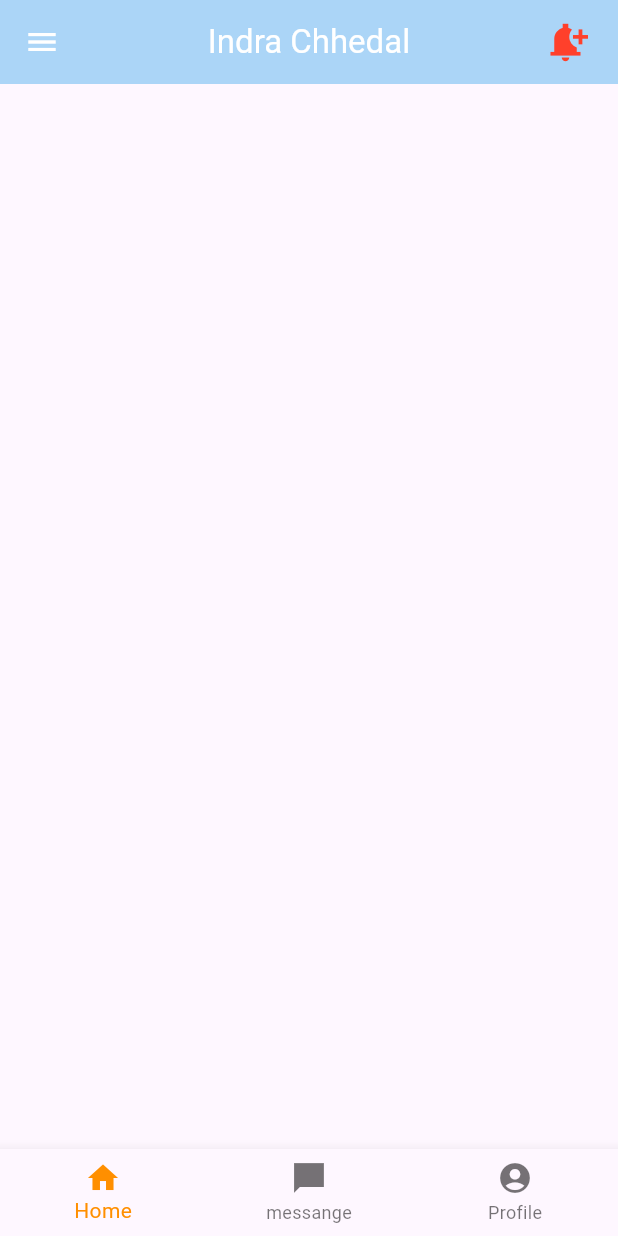
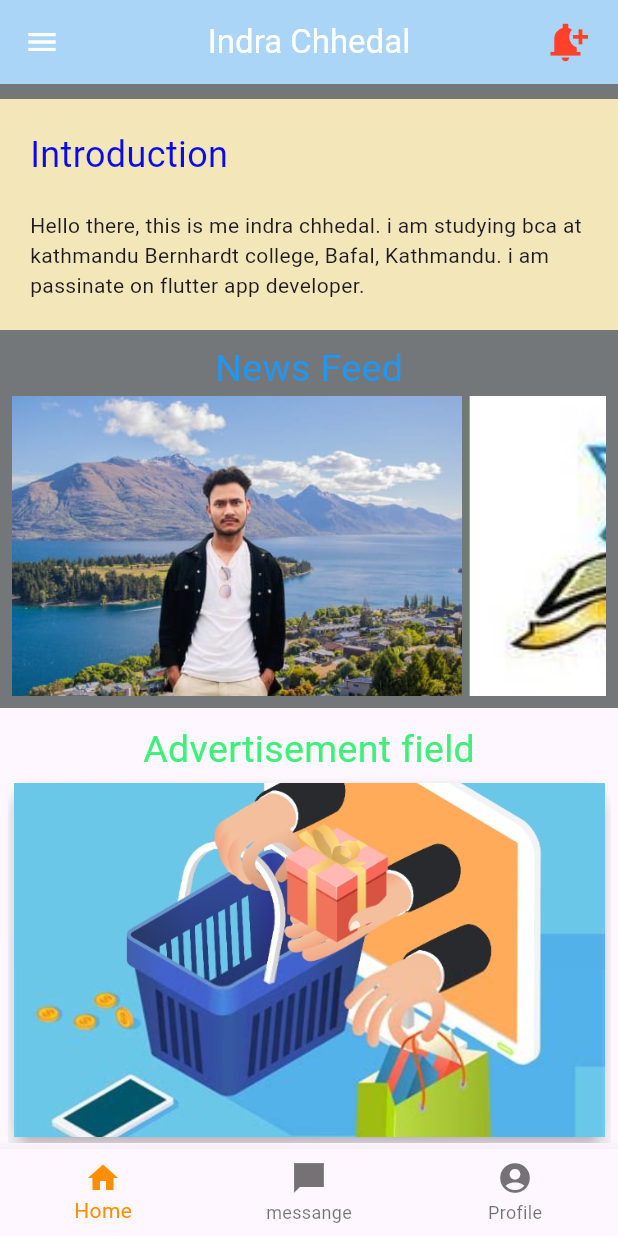
Before and after one commit to indra-chhedal/flutter_indra, a Flutter app: the IndraChhedal screen opened directly, on a phone screen of 412 x 824 dp. Run offline on Flutter 3.47's test engine with Material 3 defaults, Android fonts, the light colour scheme and no system bars; network calls fail.

Commit message:
third commit

```diff
--- a/flutter_indra/lib/home_screen.dart
+++ b/flutter_indra/lib/home_screen.dart
@@ -1,8 +1,13 @@
 import 'package:flutter/material.dart';
 
-class HomeScreen extends StatelessWidget {
+class HomeScreen extends StatefulWidget {
   const HomeScreen({super.key});
 
+  @override
+  State<HomeScreen> createState() => _HomeScreenState();
+}
+
+class _HomeScreenState extends State<HomeScreen> {
   @override
   Widget build(BuildContext context) {
     return Scaffold(
@@ -58,6 +63,28 @@ class HomeScreen extends StatelessWidget {
                 description:
                     "Lorem ipsum is a dummy or placeholder text commonly used in graphic design, publishing, and web development to fill empty spaces in a layout that does not ...",
               ),
+
+              SizedBox(
+                height: 200,
+                child: Expanded(
+                  child: PageView.builder(
+                    itemBuilder: (context, index) {
+                      return Card(
+                        elevation: 5.0,
+                        color: const Color.fromARGB(255, 234, 232, 225),
+                        child: Container(
+                          decoration: BoxDecoration(
+                            image: DecorationImage(
+                              image: AssetImage("images/hello.jpg"),
+                              fit: BoxFit.cover,
+                            ),
+                          ),
+                        ),
+                      );
+                    },
+                  ),
+                ),
+              ),
             ],
           ),
         ),
--- /dev/null
+++ b/flutter_indra/lib/image_screen.dart
@@ -0,0 +1,44 @@
+import 'package:flutter/material.dart';
+
+class ImageScreen extends StatelessWidget {
+  const ImageScreen({super.key});
+
+  @override
+  Widget build(BuildContext context) {
+    return Scaffold(
+      appBar: AppBar(
+        centerTitle: true,
+        title: Text("Photos"),
+        leading: ClipOval(
+          child: Image.asset(
+            "images/download.jpg",
+            height: 100,
+            width: 100,
+            fit: BoxFit.cover,
+          ),
+        ),
+      ),
+      body: SingleChildScrollView(
+        child: Column(
+          children: [
+            //we can use coloredBox to debug image size.
+            Image.network(
+              "https://picsum.photos/200",
+              width: 400,
+              height: 300,
+              fit: BoxFit.cover,
+            ),
+            ClipOval(
+              child: Image.asset(
+                "images/hello.jpg",
+                height: 100,
+                width: 100,
+                fit: BoxFit.cover,
+              ),
+            ),
+          ],
+        ),
+      ),
+    );
+  }
+}
--- a/flutter_indra/lib/indra_chhedal.dart
+++ b/flutter_indra/lib/indra_chhedal.dart
@@ -1,4 +1,5 @@
 import 'package:flutter/material.dart';
+import 'package:flutter_indra/page_view.dart';
 
 class IndraChhedal extends StatelessWidget {
   const IndraChhedal({super.key});
@@ -6,7 +7,10 @@ class IndraChhedal extends StatelessWidget {
   @override
   Widget build(BuildContext context) {
     return Scaffold(
+      backgroundColor: const Color.fromARGB(255, 116, 119, 121),
       drawer: Drawer(
+        child: SingleChildScrollView(
+          scrollDirection: Axis.vertical,
           child: Padding(
             padding: const EdgeInsets.fromLTRB(8, 50, 8, 8),
             child: Column(
@@ -17,12 +21,9 @@ class IndraChhedal extends StatelessWidget {
                   decoration: BoxDecoration(
                     color: const Color.fromARGB(255, 118, 170, 184),
                   ),
-                currentAccountPicture: Container(
-                  width: 40,
-                  decoration: BoxDecoration(
-                    color: Colors.white,
-                    borderRadius: BorderRadius.circular(40),
-                  ),
+
+                  currentAccountPicture: ClipOval(
+                    child: Image.asset("images/pic.jpg"),
                   ),
                   accountName: Text("Indra Chhedal"),
                   accountEmail: Text("chhedalindra055@gmail.com"),
@@ -33,68 +34,11 @@ class IndraChhedal extends StatelessWidget {
                   label: "Video Content",
                 ),
                 DrawDemo(demoIcon: Icons.facebook_sharp, label: "Facebook"),
-              DrawDemo(demoIcon: Icons.calendar_month_sharp, label: "Calendar"),
+                DrawDemo(
+                  demoIcon: Icons.calendar_month_sharp,
+                  label: "Calendar",
+                ),
                 DrawDemo(demoIcon: Icons.newspaper_sharp, label: "News Paper"),
-
-              // Container(
-              //   padding: EdgeInsets.all(20),
-              //   height: 80,
-              //   width: double.infinity,
-              //   decoration: BoxDecoration(
-              //     border: Border.all(color: Colors.brown),
-              //   ),
-              //   child: Row(
-              //     spacing: 20,
-              //     children: [
-              //       Icon(Icons.video_library_sharp),
-
-              //       Text(
-              //         "video Content",
-              //         style: TextStyle(color: Colors.blue, fontSize: 24),
-              //       ),
-              //     ],
-              //   ),
-              // ),
-
-              // Container(
-              //   padding: EdgeInsets.all(20),
-              //   height: 80,
-              //   width: double.infinity,
-              //   decoration: BoxDecoration(
-              //     border: Border.all(color: Colors.brown),
-              //   ),
-              //   child: Row(
-              //     spacing: 20,
-              //     children: [
-              //       Icon(Icons.facebook_sharp),
-
-              //       Text(
-              //         "Facebook",
-              //         style: TextStyle(color: Colors.blue, fontSize: 24),
-              //       ),
-              //     ],
-              //   ),
-              // ),
-
-              // Container(
-              //   padding: EdgeInsets.all(20),
-              //   height: 80,
-              //   width: double.infinity,
-              //   decoration: BoxDecoration(
-              //     border: Border.all(color: Colors.brown),
-              //   ),
-              //   child: Row(
-              //     spacing: 20,
-              //     children: [
-              //       Icon(Icons.calendar_month_sharp),
-
-              //       Text(
-              //         "Calendar",
-              //         style: TextStyle(color: Colors.blue, fontSize: 24),
-              //       ),
-              //     ],
-              //   ),
-              // ),
 
                 // Container(
                 //   padding: EdgeInsets.all(20),
@@ -121,6 +65,7 @@ class IndraChhedal extends StatelessWidget {
                   height: 80,
                   width: double.infinity,
                   decoration: BoxDecoration(
+                    borderRadius: BorderRadius.circular(4),
                     border: Border.all(color: Colors.brown),
                   ),
                   child: Row(
@@ -134,7 +79,81 @@ class IndraChhedal extends StatelessWidget {
                     ],
                   ),
                 ),
+                SizedBox(height: 10),
+
+                Container(
+                  padding: EdgeInsets.only(left: 30, top: 10, bottom: 10),
+                  height: 50,
+                  width: double.infinity,
+                  decoration: BoxDecoration(
+                    border: Border.all(
+                      width: 1,
+                      color: const Color.fromARGB(255, 122, 120, 120),
+                    ),
+                  ),
+                  child: Text(
+                    "Change Language",
+                    style: TextStyle(
+                      color: const Color.fromARGB(255, 108, 107, 107),
+                    ),
+                  ),
+                ),
+                Container(
+                  padding: EdgeInsets.only(left: 10, top: 10, bottom: 10),
+                  height: 50,
+                  width: double.infinity,
+                  decoration: BoxDecoration(
+                    border: Border.all(
+                      width: 1,
+                      color: const Color.fromARGB(255, 122, 120, 120),
+                    ),
+                  ),
+                  child: Row(
+                    children: [
+                      Text(
+                        "English Language",
+                        style: TextStyle(
+                          color: const Color.fromARGB(255, 108, 107, 107),
+                        ),
+                      ),
+                      SizedBox(width: 130),
+                      Icon(
+                        Icons.keyboard_arrow_right,
+                        size: 30,
+                        color: Colors.redAccent,
+                      ),
                     ],
+                  ),
+                ),
+                Container(
+                  padding: EdgeInsets.only(left: 10, top: 10, bottom: 10),
+                  height: 50,
+                  width: double.infinity,
+                  decoration: BoxDecoration(
+                    border: Border.all(
+                      width: 1,
+                      color: const Color.fromARGB(255, 122, 120, 120),
+                    ),
+                  ),
+                  child: Row(
+                    children: [
+                      Text(
+                        "Nepali Language",
+                        style: TextStyle(
+                          color: const Color.fromARGB(255, 108, 107, 107),
+                        ),
+                      ),
+                      SizedBox(width: 130),
+                      Icon(
+                        Icons.keyboard_arrow_right,
+                        size: 30,
+                        color: Colors.redAccent,
+                      ),
+                    ],
+                  ),
+                ),
+              ],
+            ),
           ),
         ),
       ),
@@ -155,6 +174,63 @@ class IndraChhedal extends StatelessWidget {
         ],
       ),
 
+      body: SingleChildScrollView(
+        scrollDirection: Axis.vertical,
+
+        child: Column(
+          children: [
+            SizedBox(height: 10),
+            Container(
+              padding: EdgeInsets.all(20),
+              width: double.infinity,
+              color: const Color.fromARGB(255, 243, 231, 186),
+              child: Column(
+                crossAxisAlignment: CrossAxisAlignment.start,
+                mainAxisSize: MainAxisSize.min,
+                children: [
+                  Text(
+                    "Introduction",
+                    style: TextStyle(
+                      color: const Color.fromARGB(255, 11, 11, 232),
+                      fontSize: 24,
+                    ),
+                  ),
+                  SizedBox(height: 20),
+                  Text(
+                    "Hello there, this is me indra chhedal. i am studying bca at kathmandu Bernhardt college, Bafal, Kathmandu. i am passinate on flutter app developer.",
+                  ),
+                ],
+              ),
+            ),
+            Padding(
+              padding: const EdgeInsets.all(8.0),
+              child: Column(
+                children: [
+                  Text(
+                    "News Feed",
+                    style: TextStyle(color: Colors.blue, fontSize: 25),
+                  ),
+                  SingleChildScrollView(
+                    scrollDirection: Axis.horizontal,
+                    child: Row(
+                      spacing: 5,
+                      children: [
+                        PageViewExample(photo: "images/pic.jpg"),
+                        PageViewExample(photo: "images/download.jpg"),
+                        PageViewExample(photo: "images/hello.jpg"),
+                        PageViewExample(photo: "images/nepal.jpg"),
+                      ],
+                    ),
+                  ),
+                ],
+              ),
+            ),
+
+            SizedBox(height: 300, child: PageViewExampleApp()),
+          ],
+        ),
+      ),
+
       bottomNavigationBar: BottomNavigationBar(
         items: const <BottomNavigationBarItem>[
           BottomNavigationBarItem(icon: Icon(Icons.home), label: 'Home'),
@@ -167,7 +243,6 @@ class IndraChhedal extends StatelessWidget {
           BottomNavigationBarItem(
             icon: Icon(Icons.account_circle),
             label: 'Profile',
-
           ),
         ],
 
@@ -177,6 +252,7 @@ class IndraChhedal extends StatelessWidget {
   }
 }
 
+//this is a custom widget for drawer icons
 class DrawDemo extends StatelessWidget {
   final String label;
   final IconData demoIcon;
@@ -193,3 +269,21 @@ class DrawDemo extends StatelessWidget {
     );
   }
 }
+
+// this is for pageview options
+class PageViewExample extends StatelessWidget {
+  final String photo;
+
+  const PageViewExample({required this.photo, super.key});
+
+  @override
+  Widget build(BuildContext context) {
+    return Container(
+      height: 200,
+      // width: double.infinity,  we can use page view at this place.
+      width: 300,
+      color: Colors.amberAccent,
+      child: Image.asset(photo, fit: BoxFit.cover),
+    );
+  }
+}
--- a/flutter_indra/lib/main.dart
+++ b/flutter_indra/lib/main.dart
@@ -1,18 +1,18 @@
-import 'package:flutter/material.dart';
-import 'package:flutter_indra/home_screen.dart';
 
 
 
 
+import 'package:flutter/material.dart';
+
+import 'package:flutter_indra/indra_chhedal.dart';
 
 void main() {
   runApp(MaterialApp(
     title: 'first project',
 
-    home: HomeScreen(),
+    home: IndraChhedal(),
     ),
 
   );
 
-
 }
--- /dev/null
+++ b/flutter_indra/lib/page_view.dart
@@ -0,0 +1,48 @@
+import 'package:flutter/material.dart';
+
+class PageViewExampleApp extends StatefulWidget {
+  const PageViewExampleApp({super.key});
+
+  @override
+  State<PageViewExampleApp> createState() => _PageViewExampleAppState();
+}
+
+class _PageViewExampleAppState extends State<PageViewExampleApp> {
+  @override
+  Widget build(BuildContext context) {
+    return Scaffold(
+      body: Padding(
+        padding: const EdgeInsets.symmetric(horizontal: 5, vertical: 10),
+        child: Column(
+          children: [
+            Text(
+              "Advertisement field",
+              style: TextStyle(
+                color: const Color.fromARGB(255, 62, 240, 121),
+                fontSize: 25,
+              ),
+            ),
+            Expanded(
+              child: PageView.builder(
+                itemBuilder: (context, index) {
+                  return Card(
+                    elevation: 5.0,
+                    color: const Color.fromARGB(255, 234, 232, 225),
+                    child: Container(
+                      decoration: BoxDecoration(
+                        image: DecorationImage(
+                          image: AssetImage("images/hello.jpg"),
+                          fit: BoxFit.cover,
+                        ),
+                      ),
+                    ),
+                  );
+                },
+              ),
+            ),
+          ],
+        ),
+      ),
+    );
+  }
+}
--- a/flutter_indra/pubspec.yaml
+++ b/flutter_indra/pubspec.yaml
@@ -58,9 +58,9 @@ flutter:
   uses-material-design: true
 
   # To add assets to your application, add an assets section, like this:
-  # assets:
-  #   - images/a_dot_burr.jpeg
-  #   - images/a_dot_ham.jpeg
+  assets:
+    - images/
+
 
   # An image asset can refer to one or more resolution-specific "variants", see
   # https://flutter.dev/to/resolution-aware-images
```
Also changed, not shown: flutter_indra/images/download.jpg (added), flutter_indra/images/hello.jpg (added), flutter_indra/images/nepal.jpg (added), flutter_indra/images/pic.jpg (added). Lines whose indentation alone changed are shown as unchanged.
